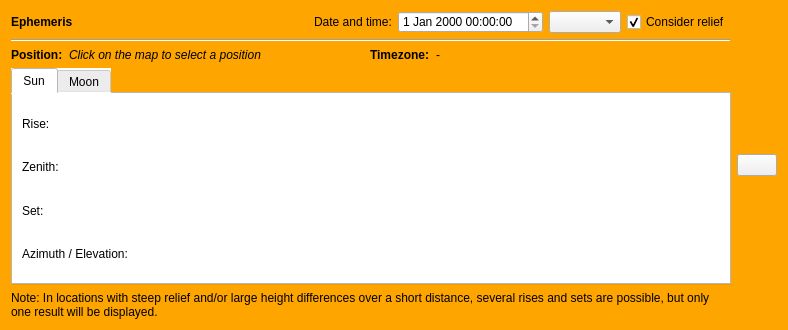
This is share/python/plugins/kadas_ephem/EphemToolWidget.ui in kadas-albireo/kadas-albireo2 as Qt 5 draws it before an edit. The edited form follows.
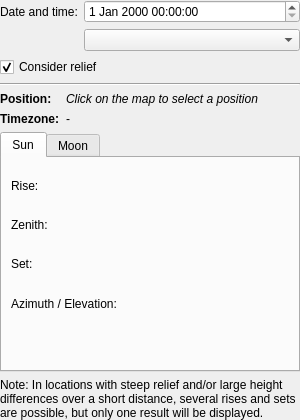
This is the edited form. Icons and pictures are not drawn.

Commit message: feat(ephem): move the Ephemeris tool to the KADAS 3.0 side panel

Patch:
```diff
--- a/share/python/plugins/kadas_ephem/EphemToolWidget.ui
+++ b/share/python/plugins/kadas_ephem/EphemToolWidget.ui
@@ -6,26 +6,120 @@
    <rect>
     <x>0</x>
     <y>0</y>
-    <width>788</width>
-    <height>330</height>
+    <width>300</width>
+    <height>420</height>
    </rect>
   </property>
-  <property name="styleSheet">
-   <string notr="true">QWidget#EphemToolWidget { background-color: orange; }</string>
-  </property>
-  <layout class="QGridLayout" name="gridLayout">
-   <item row="3" column="0">
+  <layout class="QVBoxLayout" name="verticalLayoutMain">
+   <property name="leftMargin">
+    <number>0</number>
+   </property>
+   <property name="topMargin">
+    <number>0</number>
+   </property>
+   <property name="rightMargin">
+    <number>0</number>
+   </property>
+   <property name="bottomMargin">
+    <number>0</number>
+   </property>
+   <item>
+    <layout class="QFormLayout" name="formLayoutInput">
+     <property name="fieldGrowthPolicy">
+      <enum>QFormLayout::FieldGrowthPolicy::AllNonFixedFieldsGrow</enum>
+     </property>
+     <item row="0" column="0">
+      <widget class="QLabel" name="label">
+       <property name="text">
+        <string>Date and time:</string>
+       </property>
+      </widget>
+     </item>
+     <item row="0" column="1">
+      <widget class="QDateTimeEdit" name="dateTimeEdit"/>
+     </item>
+     <item row="1" column="1">
+      <widget class="QComboBox" name="timezoneCombo"/>
+     </item>
+     <item row="2" column="0" colspan="2">
+      <widget class="QCheckBox" name="checkBoxRelief">
+       <property name="text">
+        <string>Consider relief</string>
+       </property>
+       <property name="checked">
+        <bool>true</bool>
+       </property>
+      </widget>
+     </item>
+    </layout>
+   </item>
+   <item>
+    <widget class="Line" name="line">
+     <property name="orientation">
+      <enum>Qt::Orientation::Horizontal</enum>
+     </property>
+    </widget>
+   </item>
+   <item>
+    <layout class="QFormLayout" name="formLayoutInfo">
+     <property name="fieldGrowthPolicy">
+      <enum>QFormLayout::FieldGrowthPolicy::AllNonFixedFieldsGrow</enum>
+     </property>
+     <item row="0" column="0">
+      <widget class="QLabel" name="labelPosition">
+       <property name="font">
+        <font>
+         <bold>true</bold>
+        </font>
+       </property>
+       <property name="text">
+        <string>Position:</string>
+       </property>
+      </widget>
+     </item>
+     <item row="0" column="1">
+      <widget class="QLabel" name="labelPositionValue">
+       <property name="font">
+        <font>
+         <italic>true</italic>
+        </font>
+       </property>
+       <property name="text">
+        <string>Click on the map to select a position</string>
+       </property>
+       <property name="wordWrap">
+        <bool>true</bool>
+       </property>
+       <property name="textInteractionFlags">
+        <set>Qt::TextInteractionFlag::LinksAccessibleByMouse|Qt::TextInteractionFlag::TextSelectableByKeyboard|Qt::TextInteractionFlag::TextSelectableByMouse</set>
+       </property>
+      </widget>
+     </item>
+     <item row="1" column="0">
+      <widget class="QLabel" name="label_4">
+       <property name="text">
+        <string>&lt;html&gt;&lt;head/&gt;&lt;body&gt;&lt;p&gt;&lt;span style=&quot; font-weight:600;&quot;&gt;Timezone:&lt;/span&gt;&lt;/p&gt;&lt;/body&gt;&lt;/html&gt;</string>
+       </property>
+      </widget>
+     </item>
+     <item row="1" column="1">
+      <widget class="QLabel" name="labelTimezone">
+       <property name="text">
+        <string>-</string>
+       </property>
+       <property name="wordWrap">
+        <bool>true</bool>
+       </property>
+      </widget>
+     </item>
+    </layout>
+   </item>
+   <item>
     <widget class="QTabWidget" name="tabWidgetOutput">
-     <property name="styleSheet">
-      <string notr="true">QWidget { background-color: white; }</string>
-     </property>
      <property name="currentIndex">
       <number>0</number>
      </property>
      <widget class="QWidget" name="tabSun">
-      <property name="styleSheet">
-       <string notr="true">QWidget { background-color: white; }</string>
-      </property>
       <attribute name="title">
        <string>Sun</string>
       </attribute>
@@ -33,50 +127,6 @@
        <property name="verticalSpacing">
         <number>2</number>
        </property>
-       <item row="0" column="1">
-        <widget class="QLabel" name="labelSunRiseValue">
-         <property name="text">
-          <string/>
-         </property>
-         <property name="textInteractionFlags">
-          <set>Qt::TextInteractionFlag::LinksAccessibleByMouse|Qt::TextInteractionFlag::TextSelectableByKeyboard|Qt::TextInteractionFlag::TextSelectableByMouse</set>
-         </property>
-        </widget>
-       </item>
-       <item row="1" column="2">
-        <widget class="QLabel" name="labelZenithIcon">
-         <property name="pixmap">
-          <pixmap>icons/midday.svg</pixmap>
-         </property>
-         <property name="alignment">
-          <set>Qt::AlignmentFlag::AlignCenter</set>
-         </property>
-        </widget>
-       </item>
-       <item row="7" column="0">
-        <widget class="QLabel" name="labelSunAzimuthElevation">
-         <property name="text">
-          <string>Azimuth / Elevation:</string>
-         </property>
-        </widget>
-       </item>
-       <item row="1" column="1">
-        <widget class="QLabel" name="labelZenithValue">
-         <property name="text">
-          <string/>
-         </property>
-         <property name="textInteractionFlags">
-          <set>Qt::TextInteractionFlag::LinksAccessibleByMouse|Qt::TextInteractionFlag::TextSelectableByKeyboard|Qt::TextInteractionFlag::TextSelectableByMouse</set>
-         </property>
-        </widget>
-       </item>
-       <item row="1" column="0">
-        <widget class="QLabel" name="labelZeith">
-         <property name="text">
-          <string>Zenith:</string>
-         </property>
-        </widget>
-       </item>
        <item row="0" column="0">
         <widget class="QLabel" name="labelSunRise">
          <property name="text">
@@ -84,11 +134,24 @@
          </property>
         </widget>
        </item>
+       <item row="0" column="1">
+        <widget class="QLabel" name="labelSunRiseValue">
+         <property name="sizePolicy">
+          <sizepolicy hsizetype="Expanding" vsizetype="Preferred">
+           <horstretch>0</horstretch>
+           <verstretch>0</verstretch>
+          </sizepolicy>
+         </property>
+         <property name="text">
+          <string/>
+         </property>
+         <property name="textInteractionFlags">
+          <set>Qt::TextInteractionFlag::LinksAccessibleByMouse|Qt::TextInteractionFlag::TextSelectableByKeyboard|Qt::TextInteractionFlag::TextSelectableByMouse</set>
+         </property>
+        </widget>
+       </item>
        <item row="0" column="2">
         <widget class="QLabel" name="labelSunRiseIcon">
-         <property name="text">
-          <string/>
-         </property>
          <property name="pixmap">
           <pixmap>icons/sunrise.svg</pixmap>
          </property>
@@ -97,6 +160,33 @@
          </property>
         </widget>
        </item>
+       <item row="1" column="0">
+        <widget class="QLabel" name="labelZeith">
+         <property name="text">
+          <string>Zenith:</string>
+         </property>
+        </widget>
+       </item>
+       <item row="1" column="1">
+        <widget class="QLabel" name="labelZenithValue">
+         <property name="text">
+          <string/>
+         </property>
+         <property name="textInteractionFlags">
+          <set>Qt::TextInteractionFlag::LinksAccessibleByMouse|Qt::TextInteractionFlag::TextSelectableByKeyboard|Qt::TextInteractionFlag::TextSelectableByMouse</set>
+         </property>
+        </widget>
+       </item>
+       <item row="1" column="2">
+        <widget class="QLabel" name="labelZenithIcon">
+         <property name="pixmap">
+          <pixmap>icons/midday.svg</pixmap>
+         </property>
+         <property name="alignment">
+          <set>Qt::AlignmentFlag::AlignCenter</set>
+         </property>
+        </widget>
+       </item>
        <item row="2" column="0">
         <widget class="QLabel" name="labelSunSet">
          <property name="text">
@@ -124,7 +214,14 @@
          </property>
         </widget>
        </item>
-       <item row="7" column="1" colspan="2">
+       <item row="3" column="0" colspan="3">
+        <widget class="QLabel" name="labelSunAzimuthElevation">
+         <property name="text">
+          <string>Azimuth / Elevation:</string>
+         </property>
+        </widget>
+       </item>
+       <item row="4" column="0" colspan="3">
         <widget class="QLabel" name="labelAzimuthElevationValue">
          <property name="text">
           <string/>
@@ -153,6 +250,12 @@
        </item>
        <item row="0" column="1">
         <widget class="QLabel" name="labelMoonRiseValue">
+         <property name="sizePolicy">
+          <sizepolicy hsizetype="Expanding" vsizetype="Preferred">
+           <horstretch>0</horstretch>
+           <verstretch>0</verstretch>
+          </sizepolicy>
+         </property>
          <property name="text">
           <string/>
          </property>
@@ -163,9 +266,6 @@
        </item>
        <item row="0" column="2">
         <widget class="QLabel" name="labelMoonRiseIcon">
-         <property name="text">
-          <string/>
-         </property>
          <property name="pixmap">
           <pixmap>icons/moonrise.svg</pixmap>
          </property>
@@ -191,6 +291,16 @@
          </property>
         </widget>
        </item>
+       <item row="1" column="2">
+        <widget class="QLabel" name="labelMoonPhaseIcon">
+         <property name="pixmap">
+          <pixmap>icons/moon_0.svg</pixmap>
+         </property>
+         <property name="alignment">
+          <set>Qt::AlignmentFlag::AlignCenter</set>
+         </property>
+        </widget>
+       </item>
        <item row="2" column="0">
         <widget class="QLabel" name="labelMoonSet">
          <property name="text">
@@ -218,14 +328,14 @@
          </property>
         </widget>
        </item>
-       <item row="3" column="0">
+       <item row="3" column="0" colspan="3">
         <widget class="QLabel" name="labelMoonAzimuthElevation">
          <property name="text">
           <string>Azimuth / Elevation:</string>
          </property>
         </widget>
        </item>
-       <item row="3" column="1" colspan="2">
+       <item row="4" column="0" colspan="3">
         <widget class="QLabel" name="labelMoonAzimuthElevationValue">
          <property name="text">
           <string/>
@@ -235,82 +345,11 @@
          </property>
         </widget>
        </item>
-       <item row="1" column="2">
-        <widget class="QLabel" name="labelMoonPhaseIcon">
-         <property name="pixmap">
-          <pixmap>icons/moon_0.svg</pixmap>
-         </property>
-         <property name="alignment">
-          <set>Qt::AlignmentFlag::AlignCenter</set>
-         </property>
-        </widget>
-       </item>
       </layout>
      </widget>
     </widget>
    </item>
-   <item row="0" column="0">
-    <widget class="QWidget" name="widgetHeader" native="true">
-     <layout class="QHBoxLayout" name="horizontalLayout">
-      <property name="leftMargin">
-       <number>0</number>
-      </property>
-      <property name="topMargin">
-       <number>0</number>
-      </property>
-      <property name="rightMargin">
-       <number>0</number>
-      </property>
-      <property name="bottomMargin">
-       <number>0</number>
-      </property>
-      <item>
-       <widget class="QLabel" name="label_2">
-        <property name="text">
-         <string>&lt;html&gt;&lt;head/&gt;&lt;body&gt;&lt;p&gt;&lt;span style=&quot; font-weight:600;&quot;&gt;Ephemeris&lt;/span&gt;&lt;/p&gt;&lt;/body&gt;&lt;/html&gt;</string>
-        </property>
-       </widget>
-      </item>
-      <item>
-       <spacer name="horizontalSpacer">
-        <property name="orientation">
-         <enum>Qt::Orientation::Horizontal</enum>
-        </property>
-        <property name="sizeHint" stdset="0">
-         <size>
-          <width>40</width>
-          <height>20</height>
-         </size>
-        </property>
-       </spacer>
-      </item>
-      <item>
-       <widget class="QLabel" name="label">
-        <property name="text">
-         <string>Date and time:</string>
-        </property>
-       </widget>
-      </item>
-      <item>
-       <widget class="QDateTimeEdit" name="dateTimeEdit"/>
-      </item>
-      <item>
-       <widget class="QComboBox" name="timezoneCombo"/>
-      </item>
-      <item>
-       <widget class="QCheckBox" name="checkBoxRelief">
-        <property name="text">
-         <string>Consider relief</string>
-        </property>
-        <property name="checked">
-         <bool>true</bool>
-        </property>
-       </widget>
-      </item>
-     </layout>
-    </widget>
-   </item>
-   <item row="4" column="0">
+   <item>
     <widget class="QLabel" name="label_3">
      <property name="text">
       <string>&lt;html&gt;&lt;head/&gt;&lt;body&gt;&lt;p&gt;Note: In locations with steep relief and/or large height differences over a short distance, several rises and sets are possible, but only one result will be displayed.&lt;/p&gt;&lt;/body&gt;&lt;/html&gt;</string>
@@ -320,118 +359,6 @@
      </property>
     </widget>
    </item>
-   <item row="1" column="0">
-    <widget class="Line" name="line">
-     <property name="orientation">
-      <enum>Qt::Orientation::Horizontal</enum>
-     </property>
-    </widget>
-   </item>
-   <item row="2" column="0">
-    <widget class="QWidget" name="widgetInfo" native="true">
-     <layout class="QHBoxLayout" name="horizontalLayout_2">
-      <property name="leftMargin">
-       <number>0</number>
-      </property>
-      <property name="topMargin">
-       <number>0</number>
-      </property>
-      <property name="rightMargin">
-       <number>0</number>
-      </property>
-      <property name="bottomMargin">
-       <number>0</number>
-      </property>
-      <item>
-       <widget class="QLabel" name="labelPosition">
-        <property name="font">
-         <font>
-          <bold>true</bold>
-         </font>
-        </property>
-        <property name="text">
-         <string>Position:</string>
-        </property>
-       </widget>
-      </item>
-      <item>
-       <widget class="QLabel" name="labelPositionValue">
-        <property name="sizePolicy">
-         <sizepolicy hsizetype="Expanding" vsizetype="Preferred">
-          <horstretch>0</horstretch>
-          <verstretch>0</verstretch>
-         </sizepolicy>
-        </property>
-        <property name="font">
-         <font>
-          <italic>true</italic>
-         </font>
-        </property>
-        <property name="text">
-         <string>Click on the map to select a position</string>
-        </property>
-       </widget>
-      </item>
-      <item>
-       <widget class="QLabel" name="label_4">
-        <property name="text">
-         <string>&lt;html&gt;&lt;head/&gt;&lt;body&gt;&lt;p&gt;&lt;span style=&quot; font-weight:600;&quot;&gt;Timezone:&lt;/span&gt;&lt;/p&gt;&lt;/body&gt;&lt;/html&gt;</string>
-        </property>
-       </widget>
-      </item>
-      <item>
-       <widget class="QLabel" name="labelTimezone">
-        <property name="sizePolicy">
-         <sizepolicy hsizetype="Expanding" vsizetype="Preferred">
-          <horstretch>0</horstretch>
-          <verstretch>0</verstretch>
-         </sizepolicy>
-        </property>
-        <property name="text">
-         <string>-</string>
-        </property>
-       </widget>
-      </item>
-     </layout>
-    </widget>
-   </item>
-   <item row="0" column="1" rowspan="5">
-    <layout class="QVBoxLayout" name="verticalLayout">
-     <item>
-      <spacer name="verticalSpacer_2">
-       <property name="orientation">
-        <enum>Qt::Orientation::Vertical</enum>
-       </property>
-       <property name="sizeHint" stdset="0">
-        <size>
-         <width>20</width>
-         <height>40</height>
-        </size>
-       </property>
-      </spacer>
-     </item>
-     <item>
-      <widget class="QPushButton" name="closeButton">
-       <property name="text">
-        <string/>
-       </property>
-      </widget>
-     </item>
-     <item>
-      <spacer name="verticalSpacer">
-       <property name="orientation">
-        <enum>Qt::Orientation::Vertical</enum>
-       </property>
-       <property name="sizeHint" stdset="0">
-        <size>
-         <width>20</width>
-         <height>40</height>
-        </size>
-       </property>
-      </spacer>
-     </item>
-    </layout>
-   </item>
   </layout>
  </widget>
  <resources/>
```
The commit also changes 2 other files.
